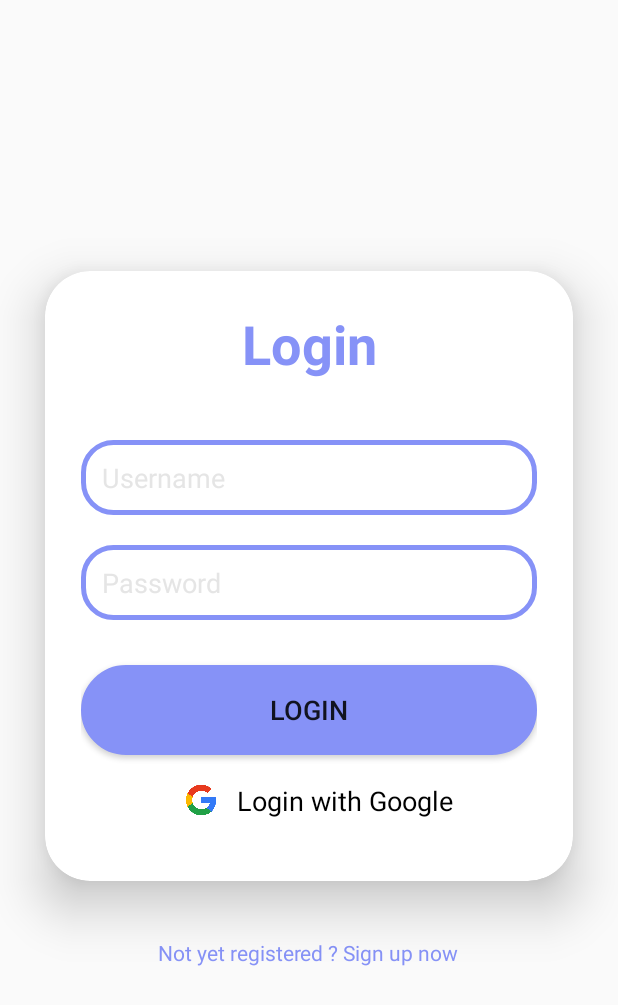
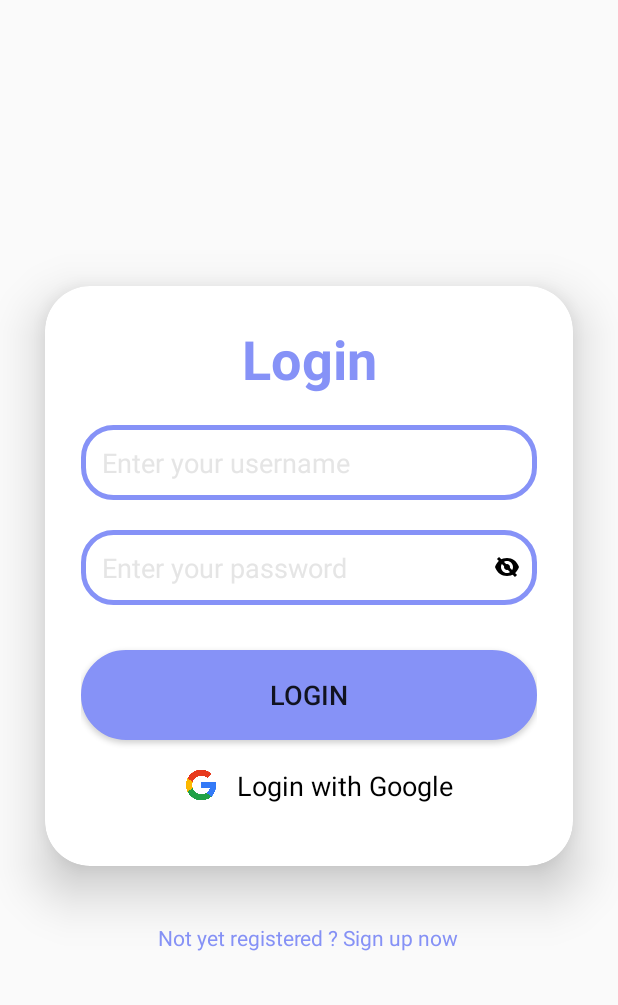
Before and after one commit to k1enn/elsa-speak-clone, an Android app: the screen it shows after launch (LoginActivity), on a phone screen of 412 x 824 dp. Shown: the top 1005 px of the screen. Run offline under Robolectric (Android 15) with nearby library versions, the phone set to English and light mode, and no system bars; our stand-ins replace Firebase (no records; nobody signed in at launch, a user with empty details on screens opened directly).

Commit message:
Add show password button for login

```diff
--- a/app/src/main/java/com/example/elsa_speak_clone/LoginActivity.java
+++ b/app/src/main/java/com/example/elsa_speak_clone/LoginActivity.java
@@ -1,5 +1,7 @@
 package com.example.elsa_speak_clone;
 
+import android.annotation.SuppressLint;
+import android.graphics.Typeface;
 import android.os.Bundle;
 
 import androidx.activity.EdgeToEdge;
@@ -8,8 +10,11 @@ import androidx.core.graphics.Insets;
 import androidx.core.view.ViewCompat;
 import androidx.core.view.WindowInsetsCompat;
 import android.content.Intent;
+import android.text.InputType;
+import android.view.View;
 import android.widget.Button;
 import android.widget.EditText;
+import android.widget.ImageButton;
 import android.widget.LinearLayout;
 import android.widget.TextView;
 import android.widget.Toast;
@@ -21,6 +26,7 @@ import com.google.firebase.auth.FirebaseUser;
 public class LoginActivity extends AppCompatActivity {
     private EditText etUsername, etPassword;
     private Button btnLogin;
+    private ImageButton btnToggleLoginPassword;
     private TextView btnRegister ;
     private LinearLayout googleLoginButton;
     private LearningAppDatabase dbHelper;
@@ -54,6 +60,7 @@ public class LoginActivity extends AppCompatActivity {
         setupLoginButton();
         setupRegisterButton();
         setupGoogleLoginButton();
+        setupShowPasswordButton();
     }
 
     private void initializeUI() {
@@ -62,9 +69,33 @@ public class LoginActivity extends AppCompatActivity {
         btnLogin = findViewById(R.id.btnLogin);
         btnRegister = findViewById(R.id.btnRegister);
         googleLoginButton = findViewById(R.id.btnGoogleLogin);
+        btnToggleLoginPassword = findViewById(R.id.btnToggleLoginPassword);
 
     }
 
+    @SuppressLint("ClickableViewAccessibility")
+    private void setupShowPasswordButton() {
+        btnToggleLoginPassword.setOnClickListener(new View.OnClickListener() {
+            boolean isPasswordVisible = false;
+
+            @Override
+            public void onClick(View v) {
+                if (isPasswordVisible) {
+                    // Hide Password
+                    etPassword.setInputType(InputType.TYPE_CLASS_TEXT | InputType.TYPE_TEXT_VARIATION_PASSWORD);
+                    btnToggleLoginPassword.setImageResource(R.drawable.ic_eye_closed); // Change to closed eye icon
+                    etPassword.setTypeface(null, Typeface.NORMAL); // Set to default font
+                } else {
+                    // Show Password
+                    etPassword.setInputType(InputType.TYPE_CLASS_TEXT | InputType.TYPE_TEXT_VARIATION_VISIBLE_PASSWORD);
+                    btnToggleLoginPassword.setImageResource(R.drawable.ic_eye_open); // Change to open eye icon
+                    etPassword.setTypeface(null, Typeface.NORMAL); // Set to default font
+                }
+                isPasswordVisible = !isPasswordVisible;
+                etPassword.setSelection(etPassword.getText().length()); // Move cursor to the end
+            }
+        });
+    }
     private void initializeDatabase() {
         dbHelper = new LearningAppDatabase(this);
     }
--- a/app/src/main/java/com/example/elsa_speak_clone/RegisterActivity.java
+++ b/app/src/main/java/com/example/elsa_speak_clone/RegisterActivity.java
@@ -54,7 +54,7 @@ public class RegisterActivity extends AppCompatActivity {
         btnRegisterUser = findViewById(R.id.btnRegisterUser);
         btnLogin = findViewById(R.id.btnLogin);
         btnTogglePassword = findViewById(R.id.btnTogglePassword);
-        btnToggleRewritePassword = findViewById(R.id.btnToggleRewritePassword);
+        btnToggleRewritePassword = findViewById(R.id.btnToggleLoginPassword);
     }
 
     private void setupLoginButton() {
--- a/app/src/main/res/layout/activity_login.xml
+++ b/app/src/main/res/layout/activity_login.xml
@@ -37,34 +37,57 @@
                 android:textStyle="bold"
                 android:textColor="@color/purple"/>
 
+            <RelativeLayout
+                android:layout_width="match_parent"
+                android:layout_height="wrap_content"
+                android:layout_marginTop="20dp">
+
                 <EditText
                     android:id="@+id/etUsername"
                     android:layout_width="match_parent"
                     android:layout_height="50dp"
-                android:layout_marginTop="40dp"
                     android:background="@drawable/custom_edittext"
                     android:drawablePadding="8dp"
-                android:hint="Username"
+                    android:hint="Enter your username"
+                    android:inputType="text"
                     android:paddingStart="14dp"
                     android:padding="8dp"
                     android:textColor="@color/black"
                     android:textColorHighlight="@color/cardview_dark_background"
                     android:textColorHint="@color/hint_color_fade" />
 
+            </RelativeLayout>
+
+            <RelativeLayout
+                android:layout_width="match_parent"
+                android:layout_height="wrap_content"
+                android:layout_marginTop="20dp">
+
                 <EditText
                     android:id="@+id/etPassword"
                     android:layout_width="match_parent"
                     android:layout_height="50dp"
-                android:layout_marginTop="20dp"
                     android:background="@drawable/custom_edittext"
                     android:drawablePadding="8dp"
-                android:hint="Password"
+                    android:hint="Enter your password"
+                    android:inputType="textPassword"
                     android:paddingStart="14dp"
-                android:inputType="textPassword"
                     android:padding="8dp"
                     android:textColor="@color/black"
                     android:textColorHighlight="@color/cardview_dark_background"
                     android:textColorHint="@color/hint_color_fade" />
+
+                <ImageButton
+                    android:id="@+id/btnToggleLoginPassword"
+                    android:layout_width="40dp"
+                    android:layout_height="40dp"
+                    android:layout_alignParentEnd="true"
+                    android:layout_centerVertical="true"
+                    android:background="@null"
+                    android:padding="10dp"
+                    android:paddingEnd="10dp"
+                    android:src="@drawable/ic_eye_closed" />
+            </RelativeLayout>
 
             <Button
                 android:id="@+id/btnLogin"
--- a/app/src/main/res/layout/activity_register.xml
+++ b/app/src/main/res/layout/activity_register.xml
@@ -119,7 +119,7 @@
                     android:textColorHint="@color/hint_color_fade" />
 
                 <ImageButton
-                    android:id="@+id/btnToggleRewritePassword"
+                    android:id="@+id/btnToggleLoginPassword"
                     android:layout_width="40dp"
                     android:layout_height="40dp"
                     android:layout_alignParentEnd="true"
```
Lines whose indentation alone changed are shown as unchanged.
